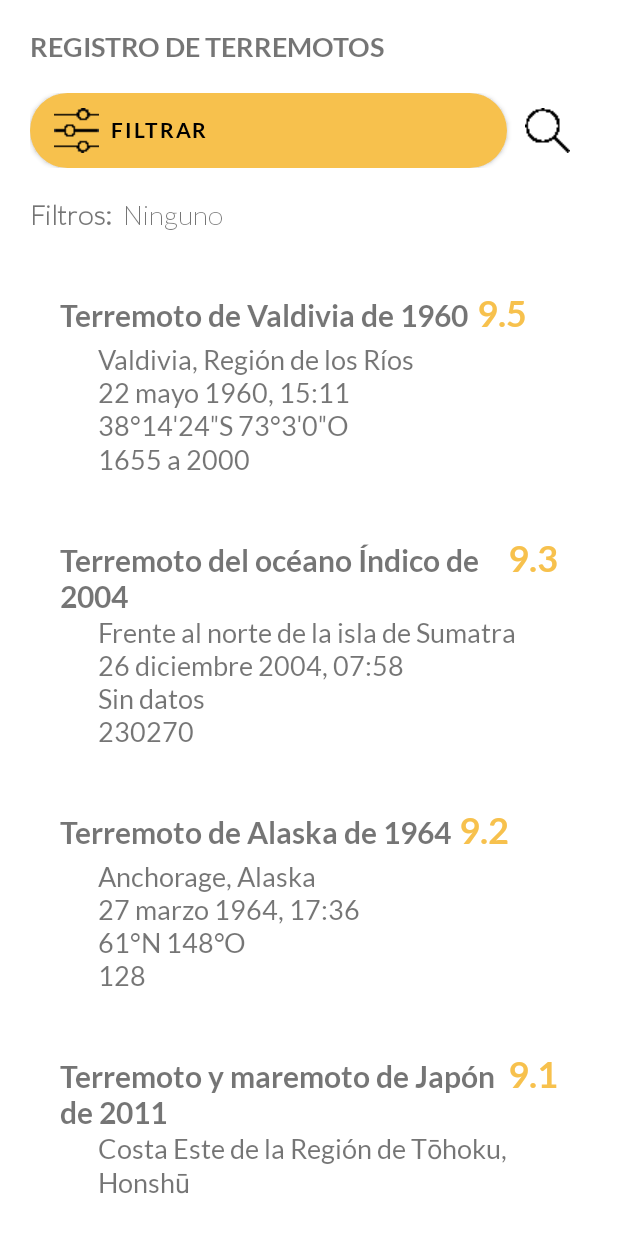
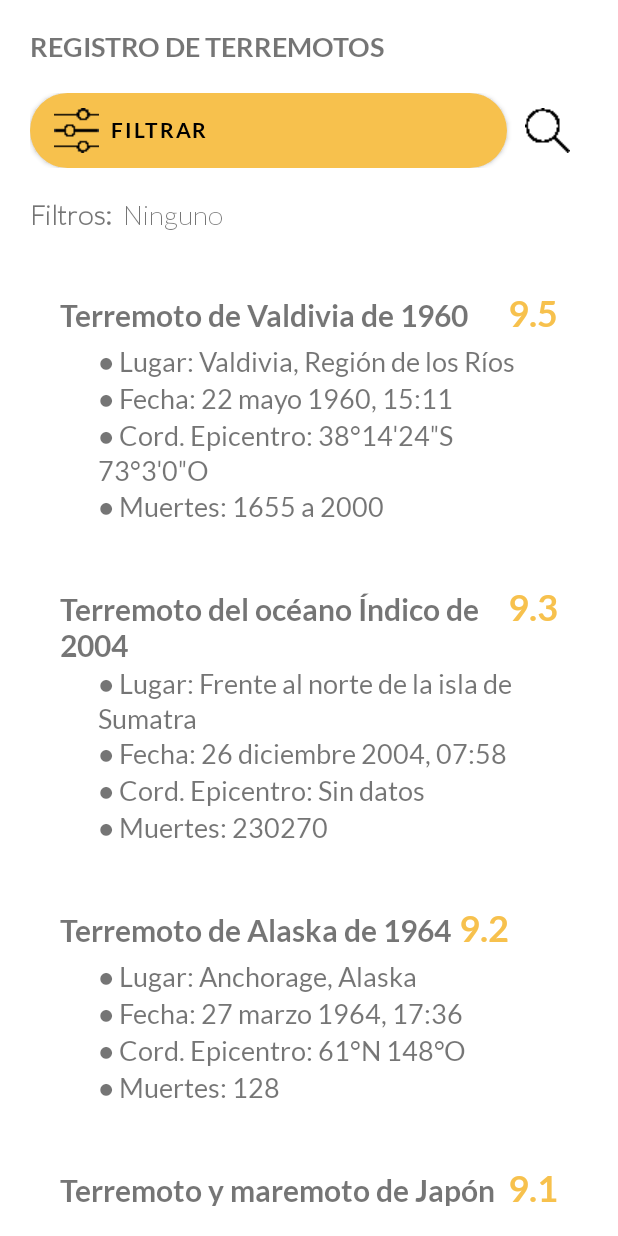
Before and after one commit to mariaduva/AD-SQLite-ProyectoT2, an Android app: the ConsultActivity screen opened directly, with no data from a screen before it, on a phone screen of 412 x 824 dp. Run offline under Robolectric (Android 15) with nearby library versions, the phone set to English and light mode, and no system bars; our stand-ins replace Room's generated code.

Commit message:
item strings formatted

```diff
--- a/ProyectoBADT2_MariaDuque/app/src/main/java/com/example/proyectobadt2_maraduque/rvutil/EarthquakeAdapter.java
+++ b/ProyectoBADT2_MariaDuque/app/src/main/java/com/example/proyectobadt2_maraduque/rvutil/EarthquakeAdapter.java
@@ -1,5 +1,7 @@
 package com.example.proyectobadt2_maraduque.rvutil;
 
+import android.content.Context;
+import android.content.res.Resources;
 import android.view.LayoutInflater;
 import android.view.View;
 import android.view.ViewGroup;
@@ -31,7 +33,7 @@ public class EarthquakeAdapter extends RecyclerView.Adapter<EarthquakeAdapter.Ea
 
     @Override
     public void onBindViewHolder(@NonNull EarthquakeVH holder, int position) {
-        holder.bindData(data.get(position));
+        holder.bindData(holder.itemView.getContext(), data.get(position));
     }
 
     @Override
@@ -52,13 +54,14 @@ public class EarthquakeAdapter extends RecyclerView.Adapter<EarthquakeAdapter.Ea
             tvDeaths = itemView.findViewById(R.id.tvDeaths);
         }
 
-        public void bindData(Terremoto earthquake){
+        public void bindData(Context context, Terremoto earthquake) {
             tvName.setText(earthquake.nombre);
             tvMagnitude.setText(String.valueOf(earthquake.magnitud));
-            tvPlace.setText(earthquake.lugar);
-            tvDate.setText(earthquake.fecha);
-            tvCoordinates.setText(earthquake.coordenadas);
-            tvDeaths.setText(earthquake.muertos);
+            tvPlace.setText(String.format(context.getString(R.string.tv_place_it), earthquake.lugar));
+            tvDate.setText(String.format(context.getString(R.string.tv_date_it), earthquake.fecha));
+            tvCoordinates.setText(String.format(context.getString(R.string.tv_coordinates_epi_it), earthquake.coordenadas));
+            tvDeaths.setText(String.format(context.getString(R.string.tv_deaths_it), earthquake.muertos));
         }
+
     }
 }
--- a/ProyectoBADT2_MariaDuque/app/src/main/res/values/strings.xml
+++ b/ProyectoBADT2_MariaDuque/app/src/main/res/values/strings.xml
@@ -8,10 +8,10 @@
     <string name="tv_consult_title">REGISTRO DE TERREMOTOS</string>
     <string name="et_year">Año</string>
     <string name="btn_clear_dialog">Borrar filtros</string>
-    <string name="tv_place_it">● Lugar: %1$s</string>
-    <string name="tv_date_it">● Fecha: %1$s</string>
-    <string name="tv_coordinates_epi_it">● Coordenadas Epicentro: %1$s</string>
-    <string name="tv_deaths_it">● Muertes: %1$d</string>
+    <string name="tv_place_it">● Lugar: %s</string>
+    <string name="tv_date_it">● Fecha: %s</string>
+    <string name="tv_coordinates_epi_it">● Cord. Epicentro: %1$s</string>
+    <string name="tv_deaths_it">● Muertes: %s</string>
     <string name="title_dialog">Filtrar terromotos</string>
     <string name="btn_aceptar">Aceptar</string>
     <string name="btn_cancelar">Cancelar</string>
```
